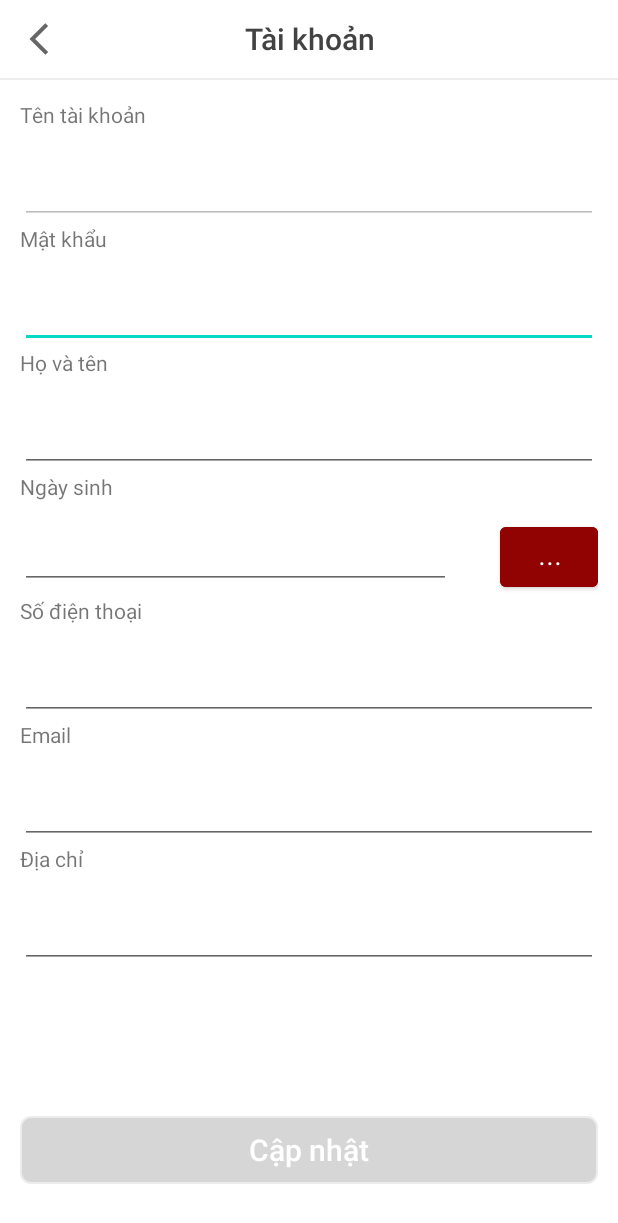
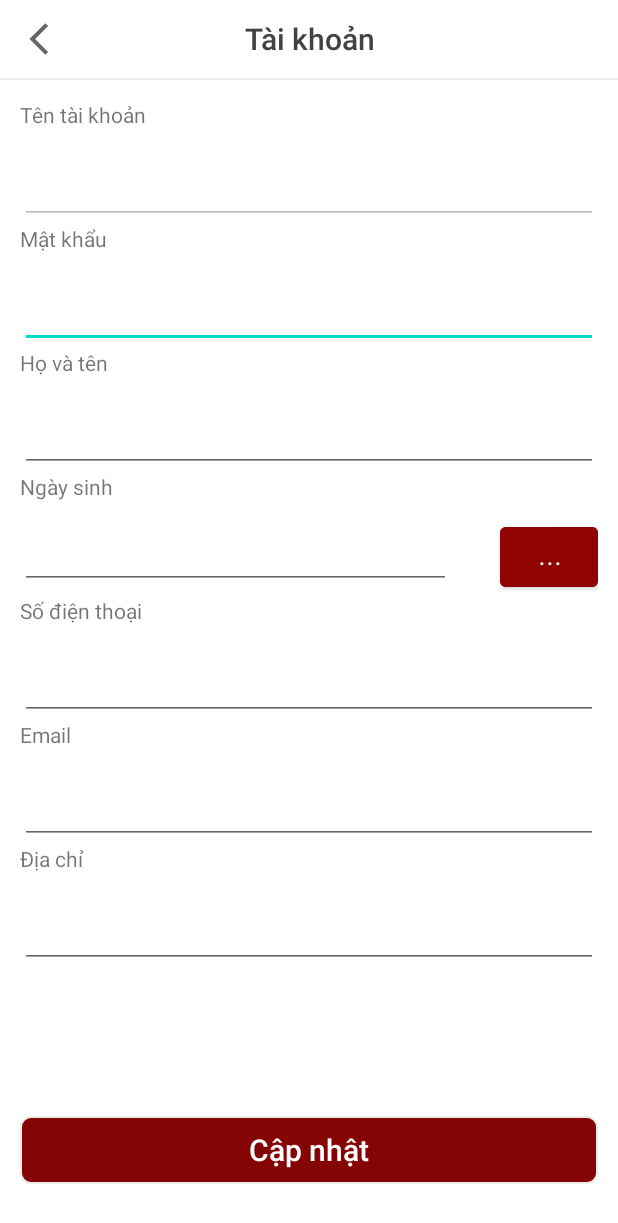
Before and after one commit to tuananhbn101/Canifa_Shopping, an Android app: the AcountManagerActivity screen opened directly, with no data from a screen before it, on a phone screen of 412 x 824 dp. Shown: the top 1223 px of the screen. Run offline under Robolectric (Android 15) with nearby library versions, the phone set to English and light mode, and no system bars; our stand-ins replace data binding, sdp/ssp sizes.

Commit message:
update colors

```diff
--- a/app/src/main/res/values/colors.xml
+++ b/app/src/main/res/values/colors.xml
@@ -11,4 +11,5 @@
     <color name="colorGrayLight">#ECECEC</color>
     <color name="colorRed">#FB1919</color>
     <color name="colorBlue">#2AA2FF</color>
+    <color name="colorButton">#850404</color>
 </resources>
```
